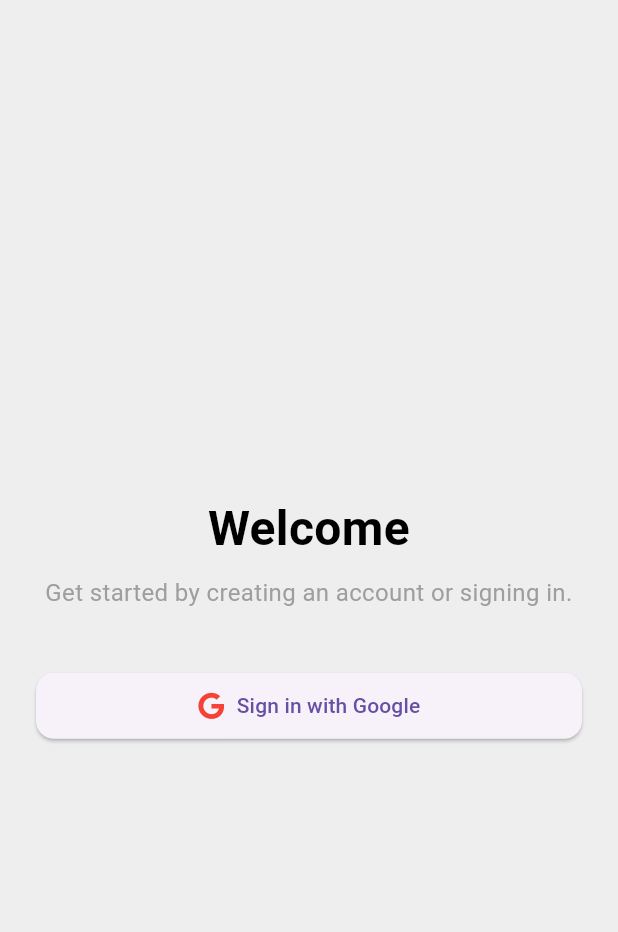
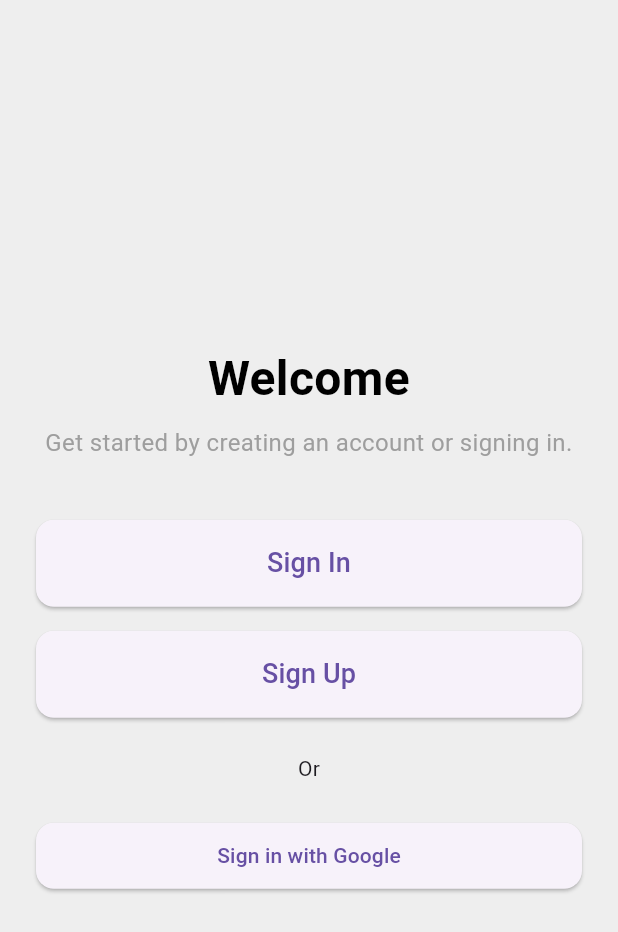
Before and after one commit to Arsathirfan/flutter_learn_app, a Flutter app: the screen it shows after launch, on a phone screen of 412 x 824 dp. Shown: the top 932 px of the screen. Run offline on Flutter 3.47's test engine with Material 3 defaults, Android fonts, the phone set to English and light mode, and no system bars; our stand-ins replace firebase_auth, firebase_core, google_sign_in; accounts and stored records are empty.

Commit message:
Refactor: Remove Font Awesome and update Account screen UI
The `font_awesome_flutter` dependency has been removed.
The Account screen UI has been updated to include separate "Sign In" and "Sign Up" buttons, navigating to their respective screens. The "Sign in with Google" button no longer displays the Google icon.

```diff
--- a/lib/pages/account_screen.dart
+++ b/lib/pages/account_screen.dart
@@ -1,9 +1,9 @@
-
 import 'package:firebase_auth/firebase_auth.dart';
 import 'package:flutter/material.dart';
 import 'package:flutter_ai_app/providers/account_provider.dart';
-import 'package:font_awesome_flutter/font_awesome_flutter.dart';
-import 'package:provider/provider.dart';
+import 'package:flutter/material.dart';
+import 'package:flutter_ai_app/pages/login_screen.dart';
+import 'package:flutter_ai_app/pages/signup_screen.dart';
 
 class AccountScreen extends StatelessWidget {
   const AccountScreen({super.key});
@@ -53,33 +53,76 @@ class SignInScreen extends StatelessWidget {
               const SizedBox(height: 8),
               const Text(
                 'Get started by creating an account or signing in.',
-                style: TextStyle(
-                  fontSize: 16,
-                  color: Colors.grey,
-                ),
+                style: TextStyle(fontSize: 16, color: Colors.grey),
                 textAlign: TextAlign.center,
               ),
               const SizedBox(height: 40),
-              ElevatedButton.icon(
+              Column(
+                crossAxisAlignment: CrossAxisAlignment.stretch,
+                children: [
+                  ElevatedButton(
+                    onPressed: () {
+                      Navigator.push(
+                        context,
+                        MaterialPageRoute(
+                          builder: (context) => const LoginScreen(),
+                        ),
+                      );
+                    },
+                    style: ElevatedButton.styleFrom(
+                      padding: const EdgeInsets.symmetric(vertical: 16),
+                      shape: RoundedRectangleBorder(
+                        borderRadius: BorderRadius.circular(12),
+                      ),
+                    ),
+                    child: const Text(
+                      'Sign In',
+                      style: TextStyle(fontSize: 18),
+                    ),
+                  ),
+                  const SizedBox(height: 16),
+                  ElevatedButton(
+                    onPressed: () {
+                      Navigator.push(
+                        context,
+                        MaterialPageRoute(
+                          builder: (context) => const SignupScreen(),
+                        ),
+                      );
+                    },
+                    style: ElevatedButton.styleFrom(
+                      padding: const EdgeInsets.symmetric(vertical: 16),
+                      shape: RoundedRectangleBorder(
+                        borderRadius: BorderRadius.circular(12),
+                      ),
+                    ),
+                    child: const Text(
+                      'Sign Up',
+                      style: TextStyle(fontSize: 18),
+                    ),
+                  ),
+                  const SizedBox(height: 24),
+                  const Center(child: Text("Or")),
+                  const SizedBox(height: 24),
+                  ElevatedButton(
                     onPressed: () async {
                       try {
                         await AccountProvider.signInWithGoogle();
                       } catch (e) {
-                    ScaffoldMessenger.of(context).showSnackBar(
-                      SnackBar(
-                        content: Text(e.toString()),
-                      ),
-                    );
+                        ScaffoldMessenger.of(
+                          context,
+                        ).showSnackBar(SnackBar(content: Text(e.toString())));
                       }
                     },
-                icon: const FaIcon(FontAwesomeIcons.google, color: Colors.red),
-                label: const Text('Sign in with Google'),
                     style: ElevatedButton.styleFrom(
                       padding: const EdgeInsets.symmetric(vertical: 12),
                       shape: RoundedRectangleBorder(
                         borderRadius: BorderRadius.circular(12),
                       ),
                     ),
+                    child: const Text('Sign in with Google'),
+                  ),
+                ],
               ),
             ],
           ),
@@ -105,7 +148,7 @@ class SignedInScreen extends StatelessWidget {
               AccountProvider.signOut();
             },
             icon: const Icon(Icons.logout),
-          )
+          ),
         ],
       ),
       body: Center(
--- a/lib/providers/account_provider.dart
+++ b/lib/providers/account_provider.dart
@@ -28,8 +28,7 @@ class AccountProvider extends ChangeNotifier {
       final GoogleSignInAccount googleUser = await _googleSignIn.authenticate();
       final idToken = googleUser.authentication.idToken;
       final authorizationClient = googleUser.authorizationClient;
-      GoogleSignInClientAuthorization? authorization = await authorizationClient
-          .authorizationForScopes(['email', 'profile']);
+      GoogleSignInClientAuthorization? authorization = await authorizationClient.authorizationForScopes(['email', 'profile']);
       final accessToken = authorization?.accessToken;
       if (accessToken == null) {
         final authorization2 = await authorizationClient.authorizationForScopes(
@@ -44,8 +43,7 @@ class AccountProvider extends ChangeNotifier {
         accessToken: accessToken,
         idToken: idToken,
       );
-      final UserCredential userCredential = await FirebaseAuth.instance
-          .signInWithCredential(credential);
+      final UserCredential userCredential = await FirebaseAuth.instance.signInWithCredential(credential);
       final User? user = userCredential.user;
 
       // if (user != null) {
--- a/pubspec.yaml
+++ b/pubspec.yaml
@@ -41,7 +41,6 @@ dependencies:
   firebase_ai:
   flutter_markdown:
   provider: ^6.1.5+1
-  font_awesome_flutter: ^10.10.0
   google_sign_in:
 
 dev_dependencies:
```
Also changed, not shown: lib/utils/app_shared_preference.dart (added), pubspec.lock. Lines whose indentation alone changed are shown as unchanged.
